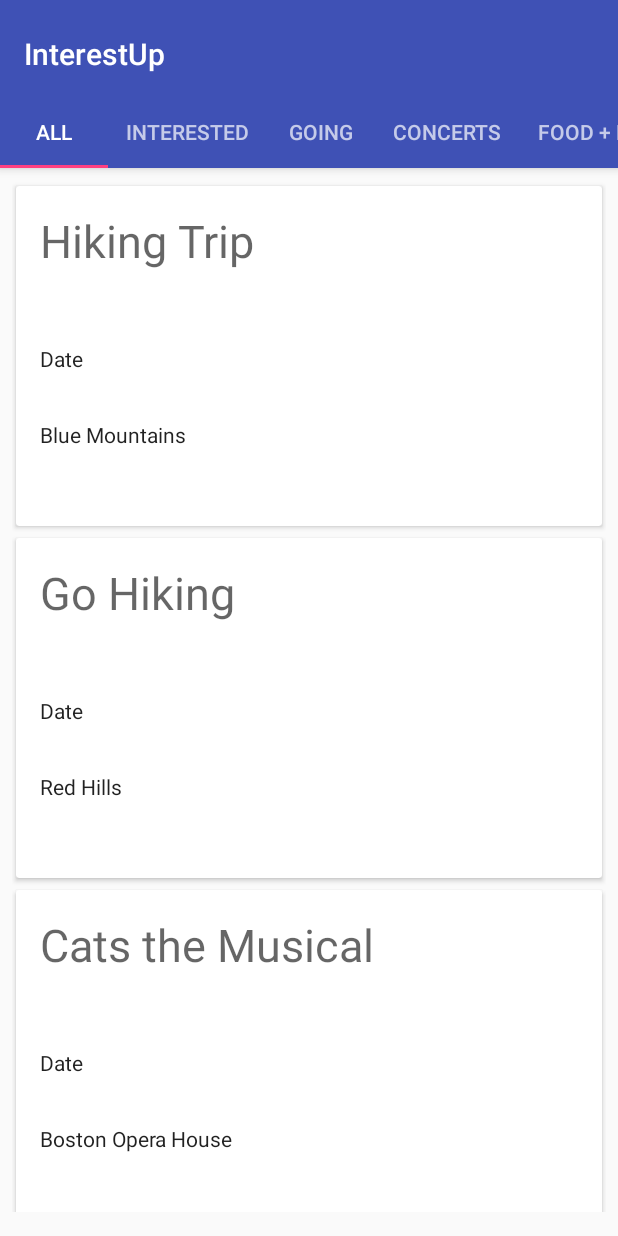
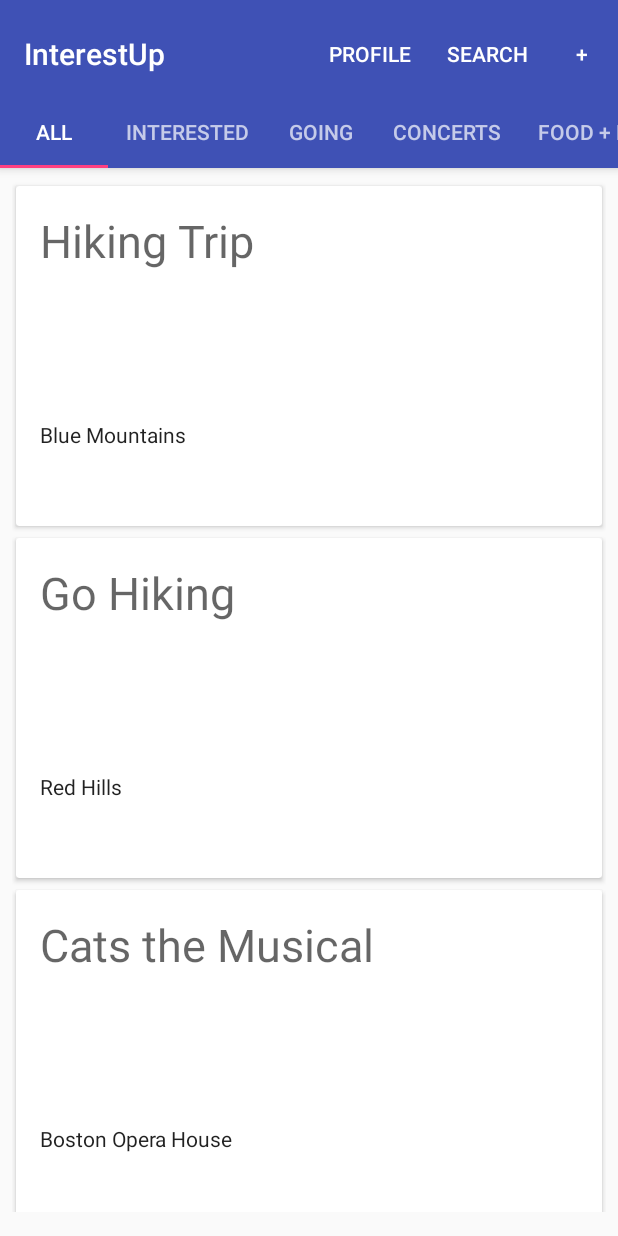
Before and after one commit to ilyayudkovich/InterestUp, an Android app: the screen it shows after launch (Home), on a phone screen of 412 x 824 dp. Run offline under Robolectric (Android 15) with nearby library versions, the phone set to English and light mode, and no system bars.

Commit message:
Added home page buttons

```diff
--- a/app/src/main/java/com/example/mdenker/interestup/EventAdapter.java
+++ b/app/src/main/java/com/example/mdenker/interestup/EventAdapter.java
@@ -29,7 +29,7 @@ public class EventAdapter extends RecyclerView.Adapter<EventAdapter.ViewHolder>
     public void onBindViewHolder(ViewHolder holder, int position) {
         ((TextView) holder.cardView.findViewById(R.id.eventName)).setText(events[position].getName());
         ((TextView) holder.cardView.findViewById(R.id.eventInterests)).setText("");//events[position].getInterests());
-        ((TextView) holder.cardView.findViewById(R.id.eventDate)).setText(events[position].getDate());
+        ((TextView) holder.cardView.findViewById(R.id.eventDate)).setText("");//events[position].getStartDate().toString());
         ((TextView) holder.cardView.findViewById(R.id.eventTime)).setText("");//events[position].getTime());
         ((TextView) holder.cardView.findViewById(R.id.eventLocation)).setText(events[position].getLocation());
         ((TextView) holder.cardView.findViewById(R.id.eventAttendees)).setText("");//events[position].getAttendees());
--- /dev/null
+++ b/app/src/main/res/menu/home_page.xml
@@ -0,0 +1,13 @@
+<?xml version="1.0" encoding="utf-8"?>
+<menu xmlns:app="http://schemas.android.com/apk/res-auto"
+    xmlns:android="http://schemas.android.com/apk/res/android">
+    <item android:id="@+id/home_page_profile"
+        android:title="profile"
+        app:showAsAction="always" />
+    <item android:id="@+id/home_page_search"
+        android:title="search"
+        app:showAsAction="always" />
+    <item android:id="@+id/home_page_new"
+        android:title="+"
+        app:showAsAction="always" />
+</menu>
```
Also changed, not shown: app/src/main/java/com/example/mdenker/interestup/Home.java (+25 -12 lines).
